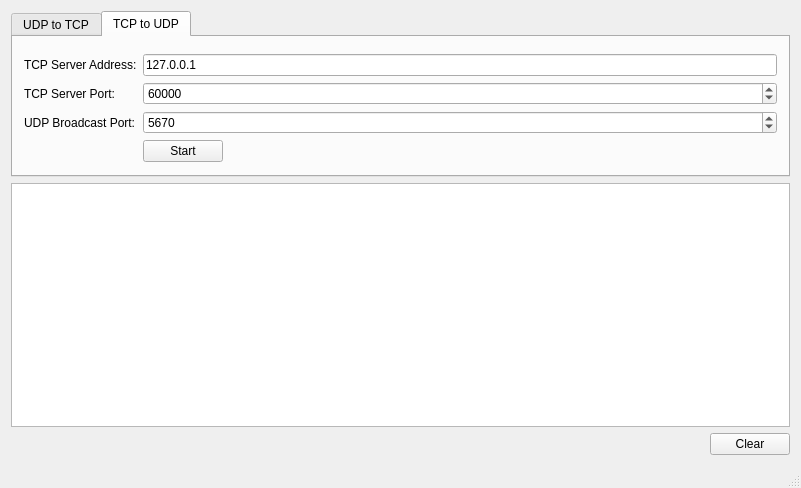
Before: the Qt Designer form snbgui/snbgui.ui in sunghojang/UDPoverTCP, drawn with Qt 5.
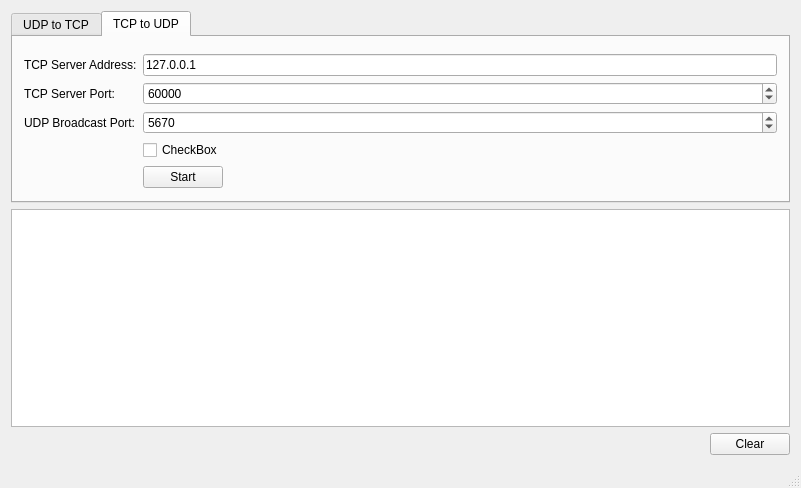
After: the same form once the commit is applied. The open tabs and pages were chosen to show the change.

Commit message: sanitised tab order

Patch:
```diff
--- a/snbgui/snbgui.ui
+++ b/snbgui/snbgui.ui
@@ -180,7 +180,7 @@
           </property>
          </widget>
         </item>
-        <item row="5" column="1">
+        <item row="6" column="1">
          <layout class="QHBoxLayout" name="horizontalLayout_3">
           <item>
            <widget class="QPushButton" name="buttonTUStartStop">
@@ -204,6 +204,13 @@
           </item>
          </layout>
         </item>
+        <item row="5" column="1">
+         <widget class="QCheckBox" name="checkBox">
+          <property name="text">
+           <string>CheckBox</string>
+          </property>
+         </widget>
+        </item>
        </layout>
       </widget>
      </widget>
```
Left out of the diff: 21 changed lines with no effect on the pictures.
